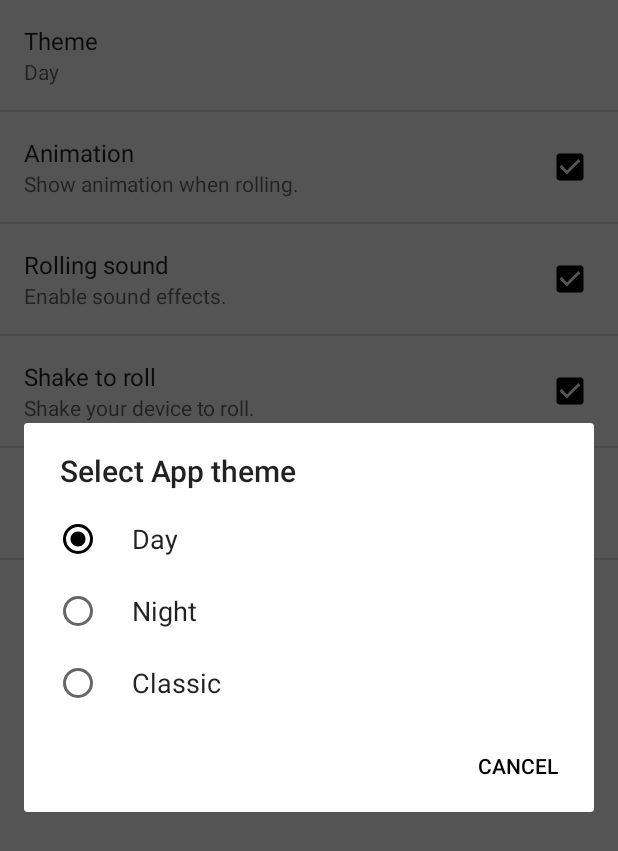
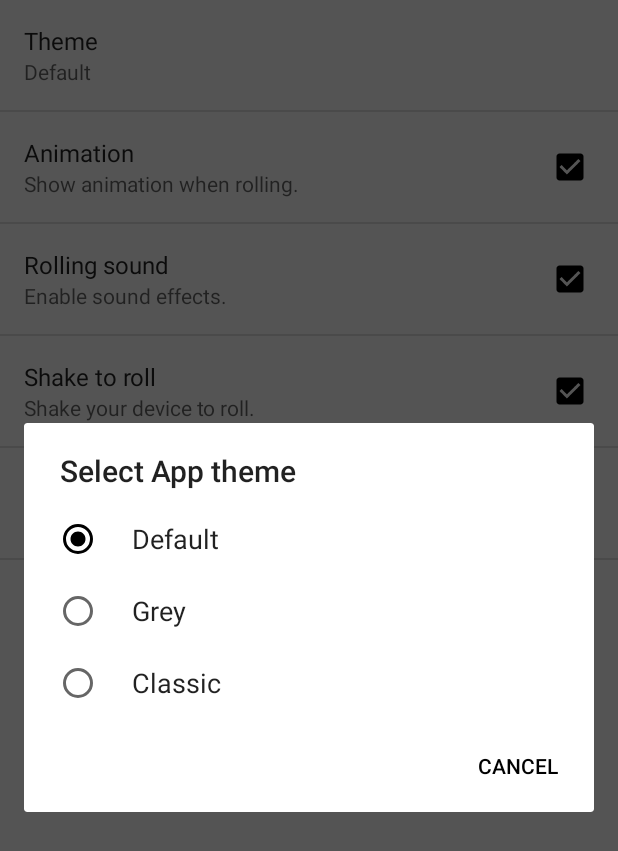
Before and after one commit to r-yevchuk/Dice-Coin, an Android app: the SettingsActivity screen opened directly, with no data from a screen before it, after a tap on "Theme", on a phone screen of 412 x 824 dp. Shown: the top 851 px of the screen. Run offline under Robolectric (Android 15) with nearby library versions, the light colour scheme and no system bars.

Commit message:
Create grey theme

```diff
--- a/app/src/main/AndroidManifest.xml
+++ b/app/src/main/AndroidManifest.xml
@@ -16,7 +16,7 @@
         android:label="@string/app_name"
         android:roundIcon="@mipmap/ic_launcher_round"
         android:supportsRtl="true"
-        android:theme="@style/Day"
+        android:theme="@style/Default"
         tools:ignore="GoogleAppIndexingWarning">
         <activity
             android:name=".SettingsActivity"
--- a/app/src/main/java/ua/com/dice/NewNumbers.java
+++ b/app/src/main/java/ua/com/dice/NewNumbers.java
@@ -91,6 +91,7 @@ class NewNumbers extends AbstractItem {
             builder.setTitle("Custom range");
             LayoutInflater inflater = getActivity().getLayoutInflater();
             View dialogView = inflater.inflate(R.layout.activity_alert_dialog, null);
+            DialogBase.changeBackground(dialogView);
             builder.setView(dialogView)
                     .setCancelable(false);
             tvFirst = dialogView.findViewById(R.id.tvFirst);
--- a/app/src/main/java/ua/com/dice/dices/NewDice.java
+++ b/app/src/main/java/ua/com/dice/dices/NewDice.java
@@ -218,7 +218,7 @@ public class NewDice extends AbstractItem{
         @SuppressLint("InflateParams") View view = activity.getLayoutInflater().inflate(R.layout.activity_add_dice, null);
         ConstraintLayout cl0 = view.findViewById(R.id.cl0);
         ConstraintLayout cl1 = view.findViewById(R.id.cl1);
-
+        DialogBase.changeBackground(view);
         AlertDialog.Builder alertDialog = DialogBase.getBuilder(context);
         alertDialog.setMessage("Add a new dice")
                 .setView(view)
--- a/app/src/main/res/values/arrays.xml
+++ b/app/src/main/res/values/arrays.xml
@@ -1,8 +1,8 @@
 <?xml version="1.0" encoding="utf-8"?>
 <resources>
     <string-array name="themes_list">
-        <item>Day</item>
-        <item>Night</item>
+        <item>Default</item>
+        <item>Grey</item>
         <item>Classic</item>
     </string-array>
 </resources>
--- a/app/src/main/res/values/styles.xml
+++ b/app/src/main/res/values/styles.xml
@@ -16,6 +16,7 @@
     <!-- Preference Activity theme -->
     <style name="PrefsTheme" parent="@style/Theme.AppCompat.Light.DarkActionBar">
         <item name="android:windowBackground">@color/prefs_background</item>
+        <item name="android:textColor">?textColor</item>
         <item name="colorAccent">@color/mBlack</item>
     </style>
 
--- a/app/src/main/res/values/themes.xml
+++ b/app/src/main/res/values/themes.xml
@@ -7,20 +7,25 @@
         <item name="textColor">#000000</item>
     </style>
 
-    <style name="Day" parent="@style/ActivityTheme">
-        <item name="frameColor">#a9a9a9</item>
+    <style name="Default" parent="@style/ActivityTheme">
+        <item name="frameColor">#bfbfbf</item>
         <item name="toolbarColor">#d3d3d3</item>
         <item name="drawerColor">#d3d3d3</item>
         <item name="textColor">#000000</item>
     </style>
 
-    <style name="Night" parent="@style/ActivityTheme">
-        <item name="frameColor">#808080</item>
-        <item name="toolbarColor">#696969</item>
-        <item name="drawerColor">#808080</item>
+    <style name="Grey" parent="@style/ActivityTheme">
+        <item name="frameColor">#8c8c8c</item>
+        <item name="toolbarColor">#999999</item>
+        <item name="drawerColor">#d3d3d3</item>
         <item name="textColor">#000000</item>
     </style>
 
-
+<!--    <style name="Night" parent="@style/ActivityTheme">-->
+<!--        <item name="frameColor">#8c8c8c</item>-->
+<!--        <item name="toolbarColor">#999999</item>-->
+<!--        <item name="drawerColor">#8c8c8c</item>-->
+<!--        <item name="textColor">#000000</item>-->
+<!--    </style>-->
 
 </resources>
--- a/app/src/main/res/xml/settings.xml
+++ b/app/src/main/res/xml/settings.xml
@@ -3,7 +3,7 @@
     <ListPreference
             android:key="theme"
             android:title="Theme"
-            android:defaultValue="Day"
+            android:defaultValue="Default"
             android:summary="%s"
             android:entries="@array/themes_list"
             android:entryValues="@array/themes_list"
```
Also changed, not shown: app/src/main/java/ua/com/dice/base/DialogBase.java (+7 -0 lines), app/src/main/res/values/colors.xml (+5 -10 lines).
